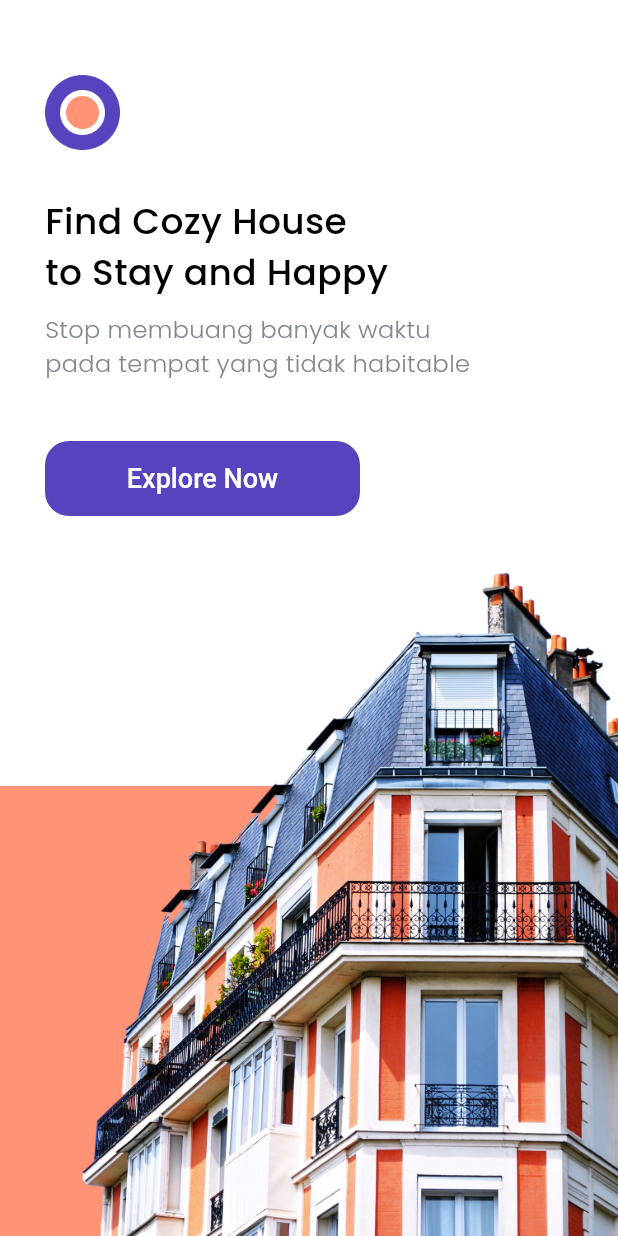
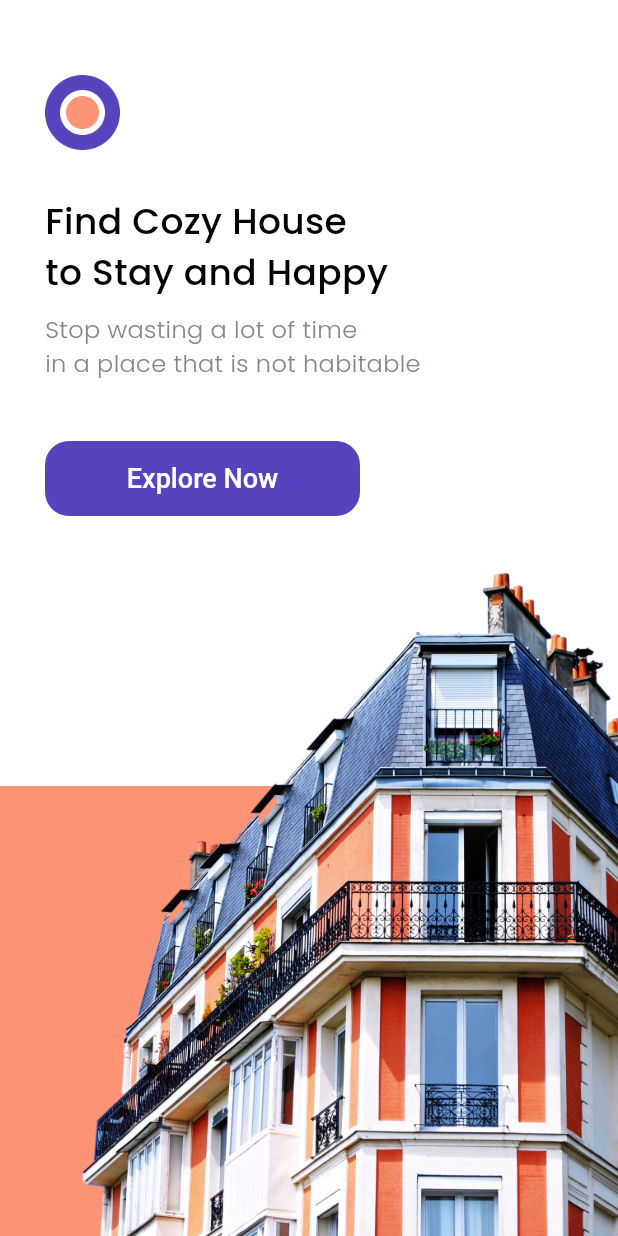
Before and after one commit to devmotive/cozy, a Flutter app: the screen it shows after launch, on a phone screen of 412 x 824 dp. Run offline on Flutter 3.47's test engine with Material 3 defaults, Android fonts, the phone set to English and light mode, and no system bars; our stand-ins replace google_fonts.

Commit message:
feat: Translate tagline to English

```diff
--- a/lib/pages/started_page.dart
+++ b/lib/pages/started_page.dart
@@ -62,8 +62,8 @@ class StartedPage extends StatelessWidget {
   // _buildSubtitle displays a supporting tagline or description.
   Widget _buildSubtitle() {
     return Text(
-      'Stop membuang banyak waktu\n'
-      'pada tempat yang tidak habitable',
+      'Stop wasting a lot of time\n'
+      'in a place that is not habitable',
       style: TextStyle(color: kGreyColor, fontSize: 16, fontWeight: light),
     );
   }
```
